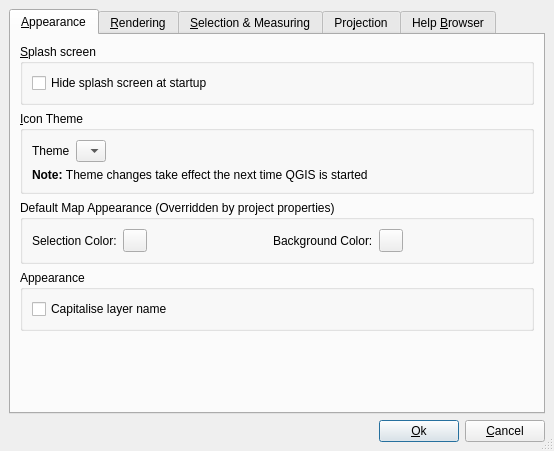
Before: the Qt Designer form src/ui/qgsoptionsbase.ui in qgis/QGIS, drawn with Qt 5.
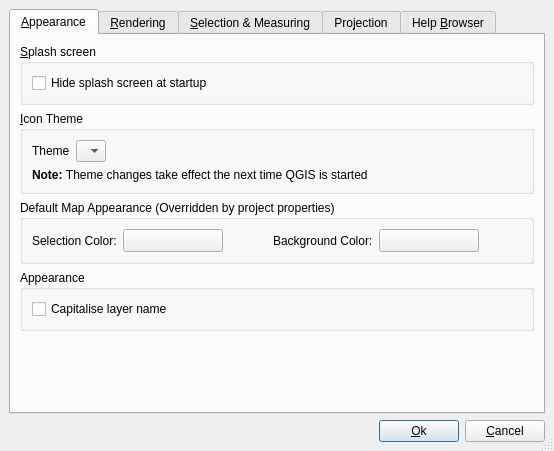
After: the same form once the commit is applied. Icons and pictures are not drawn.

```diff
--- a/src/ui/qgsoptionsbase.ui
+++ b/src/ui/qgsoptionsbase.ui
@@ -160,7 +160,7 @@
            <widget class="QToolButton" name="pbnSelectionColour" >
             <property name="minimumSize" >
              <size>
-              <width>10</width>
+              <width>100</width>
               <height>22</height>
              </size>
             </property>
@@ -194,6 +194,12 @@
           </item>
           <item>
            <widget class="QToolButton" name="pbnCanvasColor" >
+            <property name="minimumSize" >
+             <size>
+              <width>100</width>
+              <height>22</height>
+             </size>
+            </property>
             <property name="text" >
              <string/>
             </property>
```
